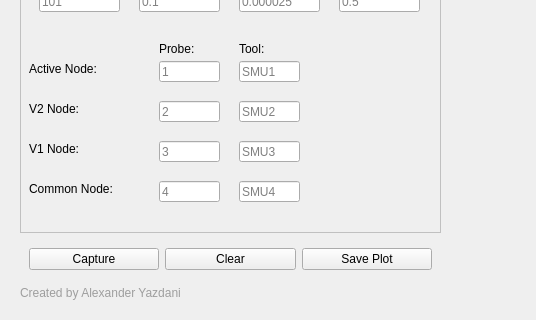
Qt form DC_Sampling_GUI_4Probe_backend.ui (Alexyazdani/GUI_Testing) before a commit; both pictures show x 0 to 536 and y 205 to 525 of the 1114 by 525 pixel window.
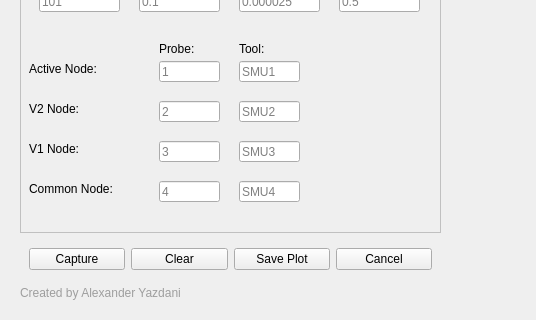
The same form after that commit.

Patch:
```diff
--- a/DC_Sampling_GUI_4Probe_backend.ui
+++ b/DC_Sampling_GUI_4Probe_backend.ui
@@ -512,6 +512,13 @@
            </property>
           </widget>
          </item>
+         <item>
+          <widget class="QPushButton" name="cancel_button">
+           <property name="text">
+            <string>Cancel</string>
+           </property>
+          </widget>
+         </item>
         </layout>
        </widget>
       </item>
```
